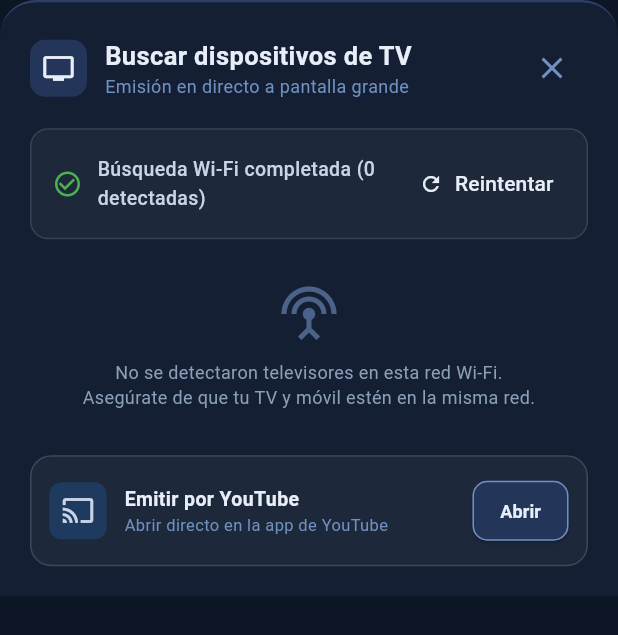
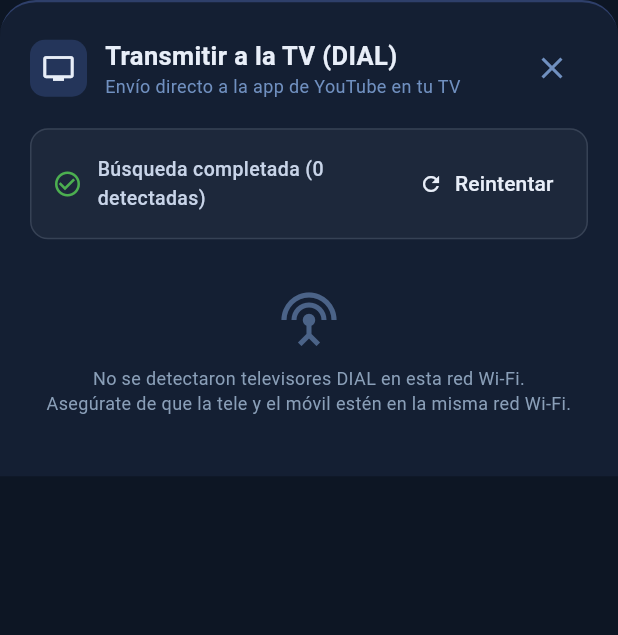
Before and after one commit to manasesmg2000/live-stream-site, a Flutter app: the _TvCastDiscoverySheet widget shown alone on an empty page, opened directly with empty values, on a phone screen of 412 x 824 dp. Shown: the top 635 px of the screen. Run offline on Flutter 3.47's test engine with Material 3 defaults, Android fonts, the phone set to English and light mode, and no system bars; our stand-ins replace webview_flutter; network calls fail; Roboto replaces fonts that are missing (Segoe UI).

Commit message:
fix: update TV cast, player embed, and clean permissions

```diff
--- a/pan_bendito_app/lib/widgets/tv_cast_modal.dart
+++ b/pan_bendito_app/lib/widgets/tv_cast_modal.dart
@@ -1,5 +1,4 @@
 import 'package:flutter/material.dart';
-import 'package:url_launcher/url_launcher.dart';
 import '../services/tv_cast_service.dart';
 
 class TvCastModal {
@@ -22,14 +21,13 @@ class _TvCastDiscoverySheet extends StatefulWidget {
   State<_TvCastDiscoverySheet> createState() => _TvCastDiscoverySheetState();
 }
 
-class _TvCastDiscoverySheetState extends State<_TvCastDiscoverySheet>
-    with SingleTickerProviderStateMixin {
+class _TvCastDiscoverySheetState extends State<_TvCastDiscoverySheet> {
   final TvCastService _castService = TvCastService();
   final List<DiscoveredTv> _devices = [];
   bool _isScanning = true;
-  String? _castingToId;
+  String? _castingToIp;
   String? _statusMessage;
-  String? _successfulTvId;
+  String? _successfulIp;
 
   @override
   void initState() {
@@ -47,14 +45,15 @@ class _TvCastDiscoverySheetState extends State<_TvCastDiscoverySheet>
     setState(() {
       _isScanning = true;
       _statusMessage = null;
-      _successfulTvId = null;
+      _successfulIp = null;
+      _devices.clear();
     });
 
     _castService.startDiscovery(
       onDeviceFound: (device) {
         if (!mounted) return;
         setState(() {
-          if (!_devices.any((d) => d.id == device.id || d.ip == device.ip)) {
+          if (!_devices.any((d) => d.ip == device.ip)) {
             _devices.add(device);
           }
         });
@@ -70,39 +69,29 @@ class _TvCastDiscoverySheetState extends State<_TvCastDiscoverySheet>
 
   Future<void> _castTo(DiscoveredTv tv) async {
     setState(() {
-      _castingToId = tv.id;
-      _statusMessage = 'Conectando con ${tv.name}...';
+      _castingToIp = tv.ip;
+      _statusMessage = 'Enviando petición DIAL a ${tv.name} (${tv.ip})...';
     });
 
-    final success = await _castService.castToDevice(tv, widget.videoId);
+    final success = await TvCastService.launchYouTubeOnTv(
+      tv.ip,
+      widget.videoId,
+      customAppUrl: tv.dialAppUrl,
+    );
 
     if (!mounted) return;
 
     if (success) {
       setState(() {
-        _castingToId = null;
-        _successfulTvId = tv.id;
-        _statusMessage = '¡Transmitiendo en ${tv.name}! El directo se está reproduciendo en tu TV 🎉';
+        _castingToIp = null;
+        _successfulIp = tv.ip;
+        _statusMessage = '¡Vídeo enviado a la TV! Reproduciéndose en ${tv.name} 🎉';
       });
     } else {
       setState(() {
-        _castingToId = null;
-        _statusMessage = 'Se envió la orden a ${tv.name}. Si la TV te pide confirmar, pulsa Aceptar.';
+        _castingToIp = null;
+        _statusMessage = 'Petición enviada a ${tv.ip}. Si la TV te pide confirmar en pantalla, pulsa Aceptar.';
       });
-    }
-  }
-
-  Future<void> _launchYouTubeDirect() async {
-    final nativeUri = Uri.parse('vnd.youtube:${widget.videoId}');
-    final webUri = Uri.parse('https://www.youtube.com/watch?v=${widget.videoId}');
-    try {
-      if (await canLaunchUrl(nativeUri)) {
-        await launchUrl(nativeUri, mode: LaunchMode.externalApplication);
-      } else {
-        await launchUrl(webUri, mode: LaunchMode.externalApplication);
-      }
-    } catch (_) {
-      await launchUrl(webUri, mode: LaunchMode.externalApplication);
     }
   }
 
@@ -148,7 +137,7 @@ class _TvCastDiscoverySheetState extends State<_TvCastDiscoverySheet>
                       crossAxisAlignment: CrossAxisAlignment.start,
                       children: const [
                         Text(
-                          'Buscar dispositivos de TV',
+                          'Transmitir a la TV (DIAL)',
                           style: TextStyle(
                             color: Color(0xFFE8EEF8),
                             fontSize: 17,
@@ -156,7 +145,7 @@ class _TvCastDiscoverySheetState extends State<_TvCastDiscoverySheet>
                           ),
                         ),
                         Text(
-                          'Emisión en directo a pantalla grande',
+                          'Envío directo a la app de YouTube en tu TV',
                           style: TextStyle(
                             color: Color(0xFF7090C0),
                             fontSize: 12,
@@ -174,7 +163,7 @@ class _TvCastDiscoverySheetState extends State<_TvCastDiscoverySheet>
             ),
             const SizedBox(height: 16),
 
-            // Barra de estado de búsqueda
+            // Barra de estado de búsqueda SSDP
             Container(
               padding: const EdgeInsets.symmetric(horizontal: 14, vertical: 12),
               decoration: BoxDecoration(
@@ -192,8 +181,7 @@ class _TvCastDiscoverySheetState extends State<_TvCastDiscoverySheet>
                       height: 18,
                       child: CircularProgressIndicator(
                         strokeWidth: 2,
-                        valueColor:
-                            AlwaysStoppedAnimation<Color>(Color(0xFF7090C0)),
+                        valueColor: AlwaysStoppedAnimation<Color>(Color(0xFF7090C0)),
                       ),
                     )
                   else
@@ -206,10 +194,10 @@ class _TvCastDiscoverySheetState extends State<_TvCastDiscoverySheet>
                   Expanded(
                     child: Text(
                       _isScanning
-                          ? 'Buscando Smart TVs y pantallas en tu Wi-Fi...'
+                          ? 'Buscando televisores por SSDP en tu Wi-Fi...'
                           : (_devices.isEmpty
-                              ? 'Búsqueda Wi-Fi completada (0 detectadas)'
-                              : '${_devices.length} pantalla(s) encontrada(s)'),
+                              ? 'Búsqueda completada (0 detectadas)'
+                              : '${_devices.length} televisor(es) encontrado(s)'),
                       style: const TextStyle(
                         color: Color(0xFFC8D4E8),
                         fontSize: 13,
@@ -236,12 +224,12 @@ class _TvCastDiscoverySheetState extends State<_TvCastDiscoverySheet>
               Container(
                 padding: const EdgeInsets.all(12),
                 decoration: BoxDecoration(
-                  color: _successfulTvId != null
+                  color: _successfulIp != null
                       ? const Color(0xFF1B4D3E)
                       : const Color(0xFF1E3A5F),
                   borderRadius: BorderRadius.circular(10),
                   border: Border.all(
-                    color: _successfulTvId != null
+                    color: _successfulIp != null
                         ? const Color(0xFF4CAF50)
                         : const Color(0xFF7090C0),
                   ),
@@ -269,8 +257,8 @@ class _TvCastDiscoverySheetState extends State<_TvCastDiscoverySheet>
                       separatorBuilder: (_, __) => const SizedBox(height: 10),
                       itemBuilder: (context, index) {
                         final tv = _devices[index];
-                        final isCastingThis = _castingToId == tv.id;
-                        final isSuccess = _successfulTvId == tv.id;
+                        final isCastingThis = _castingToIp == tv.ip;
+                        final isSuccess = _successfulIp == tv.ip;
 
                         return Container(
                           padding: const EdgeInsets.all(12),
@@ -285,10 +273,7 @@ class _TvCastDiscoverySheetState extends State<_TvCastDiscoverySheet>
                                   : const Color(0xFF7090C0).withOpacity(0.35),
                             ),
                           ),
-                          child: Column(
-                            crossAxisAlignment: CrossAxisAlignment.stretch,
-                            children: [
-                              Row(
+                          child: Row(
                             children: [
                               Container(
                                 width: 44,
@@ -308,8 +293,7 @@ class _TvCastDiscoverySheetState extends State<_TvCastDiscoverySheet>
                               const SizedBox(width: 12),
                               Expanded(
                                 child: Column(
-                                      crossAxisAlignment:
-                                          CrossAxisAlignment.start,
+                                  crossAxisAlignment: CrossAxisAlignment.start,
                                   children: [
                                     Text(
                                       tv.name,
@@ -321,10 +305,10 @@ class _TvCastDiscoverySheetState extends State<_TvCastDiscoverySheet>
                                     ),
                                     const SizedBox(height: 2),
                                     Text(
-                                          'Wi-Fi: ${tv.ip}${tv.manufacturer != null ? ' • ${tv.manufacturer}' : ''}',
+                                      'IP: ${tv.ip}',
                                       style: const TextStyle(
                                         color: Color(0xFF7090C0),
-                                            fontSize: 11,
+                                        fontSize: 12,
                                       ),
                                     ),
                                   ],
@@ -336,8 +320,7 @@ class _TvCastDiscoverySheetState extends State<_TvCastDiscoverySheet>
                                   backgroundColor: isSuccess
                                       ? const Color(0xFF388E3C)
                                       : const Color(0xFF24355A),
-                                      foregroundColor:
-                                          const Color(0xFFE8EEF8),
+                                  foregroundColor: const Color(0xFFE8EEF8),
                                   side: BorderSide(
                                     color: isSuccess
                                         ? const Color(0xFF81C784)
@@ -345,39 +328,30 @@ class _TvCastDiscoverySheetState extends State<_TvCastDiscoverySheet>
                                     width: 1,
                                   ),
                                   shape: RoundedRectangleBorder(
-                                        borderRadius:
-                                            BorderRadius.circular(10),
+                                    borderRadius: BorderRadius.circular(10),
                                   ),
                                   padding: const EdgeInsets.symmetric(
-                                        horizontal: 12,
-                                        vertical: 8,
+                                    horizontal: 14,
+                                    vertical: 10,
                                   ),
                                 ),
-                                    onPressed: isCastingThis
-                                        ? null
-                                        : () => _castTo(tv),
+                                onPressed: isCastingThis ? null : () => _castTo(tv),
                                 child: isCastingThis
                                     ? const SizedBox(
                                         width: 16,
                                         height: 16,
                                         child: CircularProgressIndicator(
                                           strokeWidth: 2,
-                                              valueColor:
-                                                  AlwaysStoppedAnimation<
-                                                      Color>(
-                                                Colors.white,
-                                              ),
+                                          valueColor: AlwaysStoppedAnimation<Color>(Colors.white),
                                         ),
                                       )
                                     : Text(
-                                            isSuccess ? 'Transmitiendo' : 'Transmitir',
+                                        isSuccess ? 'Enviado' : 'Transmitir',
                                         style: const TextStyle(
-                                              fontSize: 12,
+                                          fontSize: 13,
                                           fontWeight: FontWeight.bold,
                                         ),
                                       ),
-                                  ),
-                                ],
                               ),
                             ],
                           ),
@@ -385,7 +359,7 @@ class _TvCastDiscoverySheetState extends State<_TvCastDiscoverySheet>
                       },
                     )
                   : Padding(
-                      padding: const EdgeInsets.symmetric(vertical: 16),
+                      padding: const EdgeInsets.symmetric(vertical: 20),
                       child: Column(
                         mainAxisSize: MainAxisSize.min,
                         children: [
@@ -397,8 +371,8 @@ class _TvCastDiscoverySheetState extends State<_TvCastDiscoverySheet>
                           const SizedBox(height: 10),
                           Text(
                             _isScanning
-                                ? 'Escaneando dispositivos Smart TV cercanos en tu Wi-Fi...'
-                                : 'No se detectaron televisores en esta red Wi-Fi.\nAsegúrate de que tu TV y móvil estén en la misma red.',
+                                ? 'Escaneando dispositivos Smart TV por SSDP en tu Wi-Fi...'
+                                : 'No se detectaron televisores DIAL en esta red Wi-Fi.\nAsegúrate de que la tele y el móvil estén en la misma red Wi-Fi.',
                             style: const TextStyle(
                               color: Color(0xFF8A9FB8),
                               fontSize: 12,
@@ -409,79 +383,6 @@ class _TvCastDiscoverySheetState extends State<_TvCastDiscoverySheet>
                       ),
                     ),
             ),
-
-            const SizedBox(height: 14),
-
-            // Acceso rápido directo para abrir en la app de YouTube del móvil/TV
-            Container(
-              padding: const EdgeInsets.all(12),
-              decoration: BoxDecoration(
-                color: Colors.white.withOpacity(0.04),
-                borderRadius: BorderRadius.circular(14),
-                border: Border.all(
-                  color: const Color(0xFFC8D4E8).withOpacity(0.18),
-                ),
-              ),
-              child: Row(
-                children: [
-                  Container(
-                    padding: const EdgeInsets.all(8),
-                    decoration: BoxDecoration(
-                      color: const Color(0xFF1E3A5F),
-                      borderRadius: BorderRadius.circular(8),
-                    ),
-                    child: const Icon(
-                      Icons.cast,
-                      color: Color(0xFFC8D4E8),
-                      size: 22,
-                    ),
-                  ),
-                  const SizedBox(width: 12),
-                  Expanded(
-                    child: Column(
-                      crossAxisAlignment: CrossAxisAlignment.start,
-                      children: const [
-                        Text(
-                          'Emitir por YouTube',
-                          style: TextStyle(
-                            color: Color(0xFFE8EEF8),
-                            fontSize: 13,
-                            fontWeight: FontWeight.bold,
-                          ),
-                        ),
-                        Text(
-                          'Abrir directo en la app de YouTube',
-                          style: TextStyle(
-                            color: Color(0xFF7090C0),
-                            fontSize: 11,
-                          ),
-                        ),
-                      ],
-                    ),
-                  ),
-                  const SizedBox(width: 8),
-                  ElevatedButton(
-                    style: ElevatedButton.styleFrom(
-                      backgroundColor: const Color(0xFF24355A),
-                      foregroundColor: const Color(0xFFE8EEF8),
-                      side: const BorderSide(color: Color(0xFF7090C0)),
-                      shape: RoundedRectangleBorder(
-                        borderRadius: BorderRadius.circular(10),
-                      ),
-                      padding: const EdgeInsets.symmetric(
-                        horizontal: 12,
-                        vertical: 8,
-                      ),
-                    ),
-                    onPressed: _launchYouTubeDirect,
-                    child: const Text(
-                      'Abrir',
-                      style: TextStyle(fontSize: 12, fontWeight: FontWeight.bold),
-                    ),
-                  ),
-                ],
-              ),
-            ),
           ],
         ),
       ),
```
Lines whose indentation alone changed are shown as unchanged.
